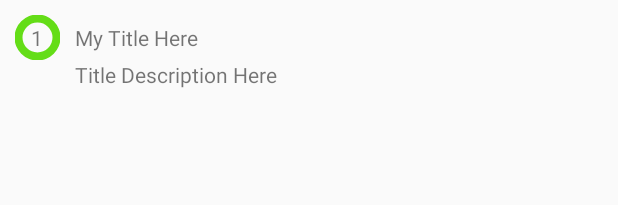
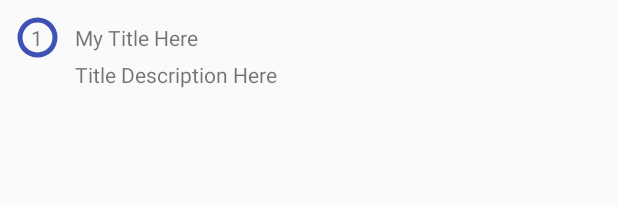
Before and after one commit to dev-bpn/ActiveAndroid, an Android app: the layout list_group.xml on its own in the app's theme, with its tools: preview values and no code run, on a phone screen of 412 x 824 dp. Shown: the top 205 px of the screen. Run offline under Robolectric (Android 15) with nearby library versions, the phone set to English and light mode, and no system bars; network calls fail.

Commit message:
Ring MakeUp

```diff
--- a/app/src/main/java/comstoresearchqmobotech/google/httpsplay/activeandroid/MainActivity.java
+++ b/app/src/main/java/comstoresearchqmobotech/google/httpsplay/activeandroid/MainActivity.java
@@ -77,9 +77,9 @@ public class MainActivity extends AppCompatActivity implements ExpandableListVie
     private ArrayList<Group> getGroupList() {
 
 
-        int[] imageViewRing = {R.drawable.ring , R.mipmap.ic_launcher , R.drawable.ring , R.drawable.ring ,
-                R.mipmap.ic_launcher , R.drawable.ring , R.mipmap.ic_launcher , R.drawable.ring , R.drawable.ring
-                , R.mipmap.ic_launcher};
+        int[] imageViewRing = {R.drawable.ring1, R.drawable.ring2 , R.drawable.ring3, R.drawable.ring4,
+                R.drawable.ring5 , R.drawable.ring1, R.drawable.ring2 , R.drawable.ring3, R.drawable.ring4
+                , R.drawable.ring5};
         String[] textViewNum = {"1" , "2" , "3" , "4" , "5" , "6" , "7" , "8" , "9" , "10"};
         int[] imageViewShare = { R.mipmap.ic_launcher};
 
--- a/app/src/main/res/drawable/ring.xml
+++ /dev/null
@@ -1,15 +0,0 @@
-<?xml version="1.0" encoding="utf-8"?>
-<shape
-    xmlns:android="http://schemas.android.com/apk/res/android"
-    android:shape="ring"
-    android:thickness="5dp"
-    android:useLevel="false"
-    >
-
-    <size
-        android:height="30dp"
-        android:width="30dp"/>
-
-    <solid android:color="#64DD17" />
-
-</shape>
--- /dev/null
+++ b/app/src/main/res/drawable/ring1.xml
@@ -0,0 +1,13 @@
+<?xml version="1.0" encoding="utf-8"?>
+<shape xmlns:android="http://schemas.android.com/apk/res/android"
+    android:shape="ring"
+    android:thickness="3dp"
+    android:useLevel="false">
+
+    <size
+        android:width="30dp"
+        android:height="30dp" />
+
+    <solid android:color="@color/indigo" />
+
+</shape>
--- a/app/src/main/res/layout/list_group.xml
+++ b/app/src/main/res/layout/list_group.xml
@@ -15,7 +15,7 @@
             android:id="@+id/imageViewRing"
             android:layout_width="wrap_content"
             android:layout_height="wrap_content"
-            android:src="@drawable/ring"/>
+            android:src="@drawable/ring1"/>
 
         <TextView
             android:text="1"
```
Also changed, not shown: app/src/main/res/drawable/ring2.xml (added, +13 -0 lines), app/src/main/res/drawable/ring3.xml (added, +13 -0 lines), app/src/main/res/drawable/ring4.xml (added, +13 -0 lines), app/src/main/res/drawable/ring5.xml (added, +13 -0 lines).
